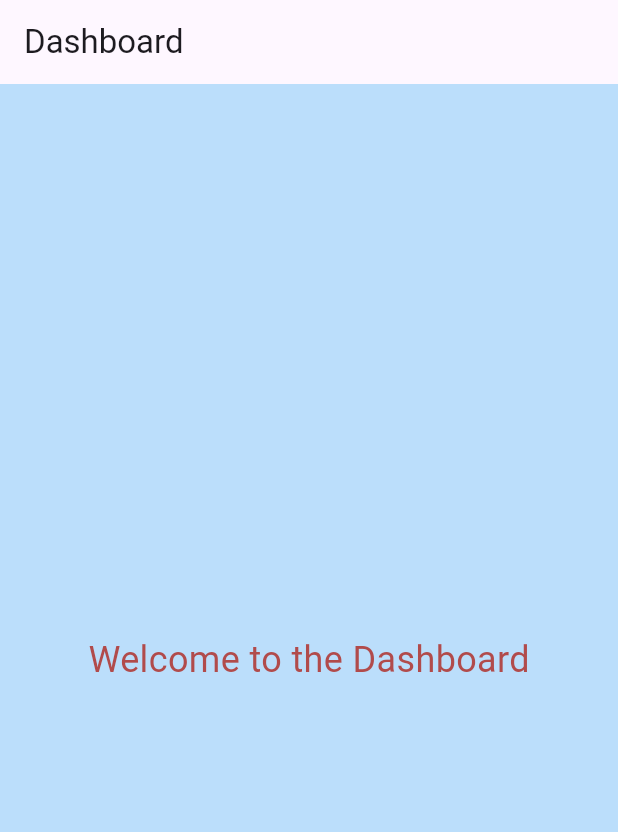
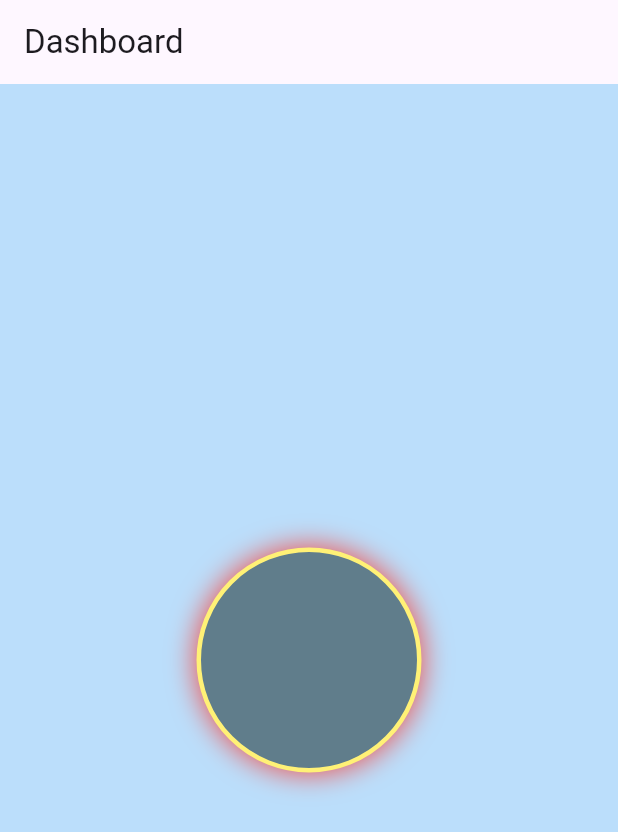
Before and after one commit to deep04shikha11/FlutterWork, a Flutter app: the screen it shows after launch, on a phone screen of 412 x 824 dp. Shown: the top 832 px of the screen. Run offline on Flutter 3.47's test engine with Material 3 defaults, Android fonts, the phone set to English and light mode, and no system bars.

Commit message:
Flutter Use BoxDecoration

```diff
--- a/lib/main.dart
+++ b/lib/main.dart
@@ -5,6 +5,8 @@ void main() {
 }
 
 class FlutterApp extends StatelessWidget {
+  const FlutterApp({super.key});
+
   @override
   Widget build(BuildContext context) {
     return MaterialApp(
@@ -16,18 +18,31 @@ class FlutterApp extends StatelessWidget {
 }
 
 class DashboardScreen extends StatelessWidget {
+  const DashboardScreen({super.key});
   @override
   Widget build(BuildContext context) {
     return Scaffold(
       appBar: AppBar(title: const Text('Dashboard')),
       body: Container(
+        width: double.infinity,
+        height: double.infinity,
         color: Colors.blue.shade100,
-        child: const Center(
-          child: Text(
-            'Welcome to the Dashboard',
-            style: TextStyle(
-              fontSize: 24,
-              color: Color.fromARGB(255, 177, 75, 75),
+        child: Center(
+          child: Container(
+            width: 150,
+            height: 150,
+            decoration: BoxDecoration(
+              color: Colors.blueGrey,
+              // borderRadius: BorderRadius.circular(11),
+              border: Border.all(width: 3, color: Colors.yellow.shade300),
+              boxShadow: [
+                BoxShadow(
+                  blurRadius: 15,
+                  color: Colors.red.shade400,
+                  spreadRadius: 1,
+                ),
+              ],
+              shape: BoxShape.circle,
             ),
           ),
         ),
```
